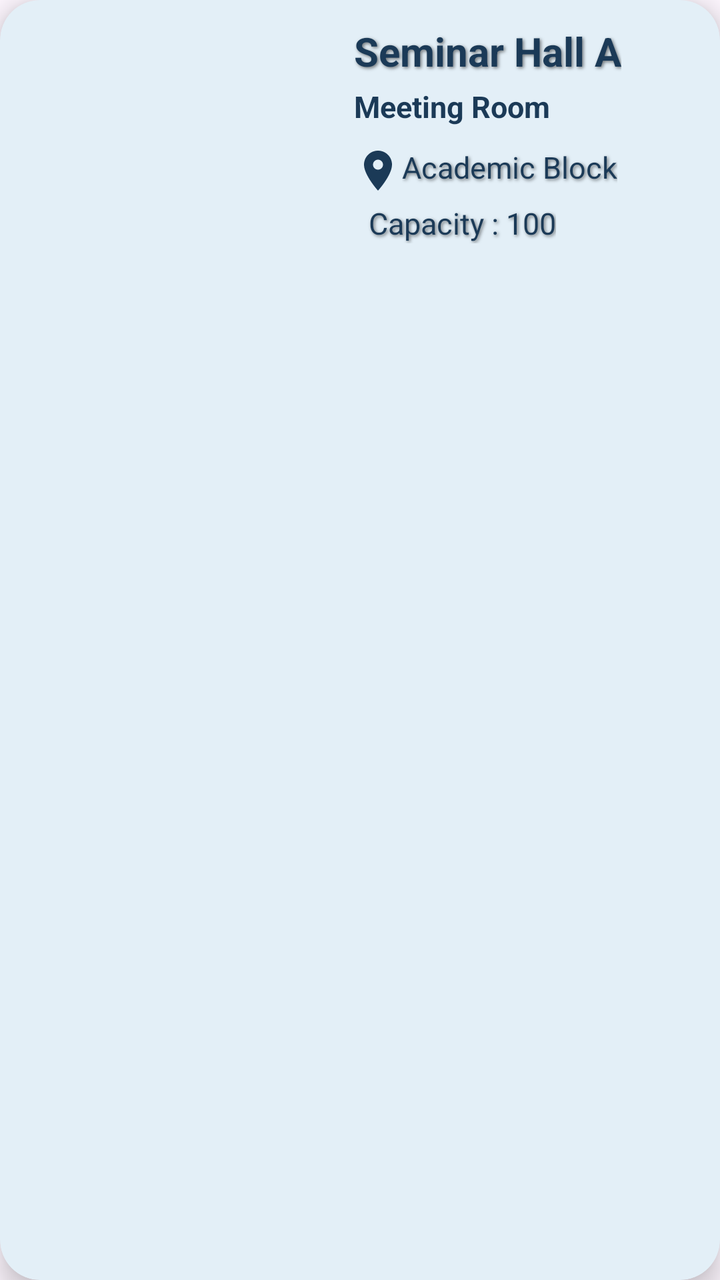
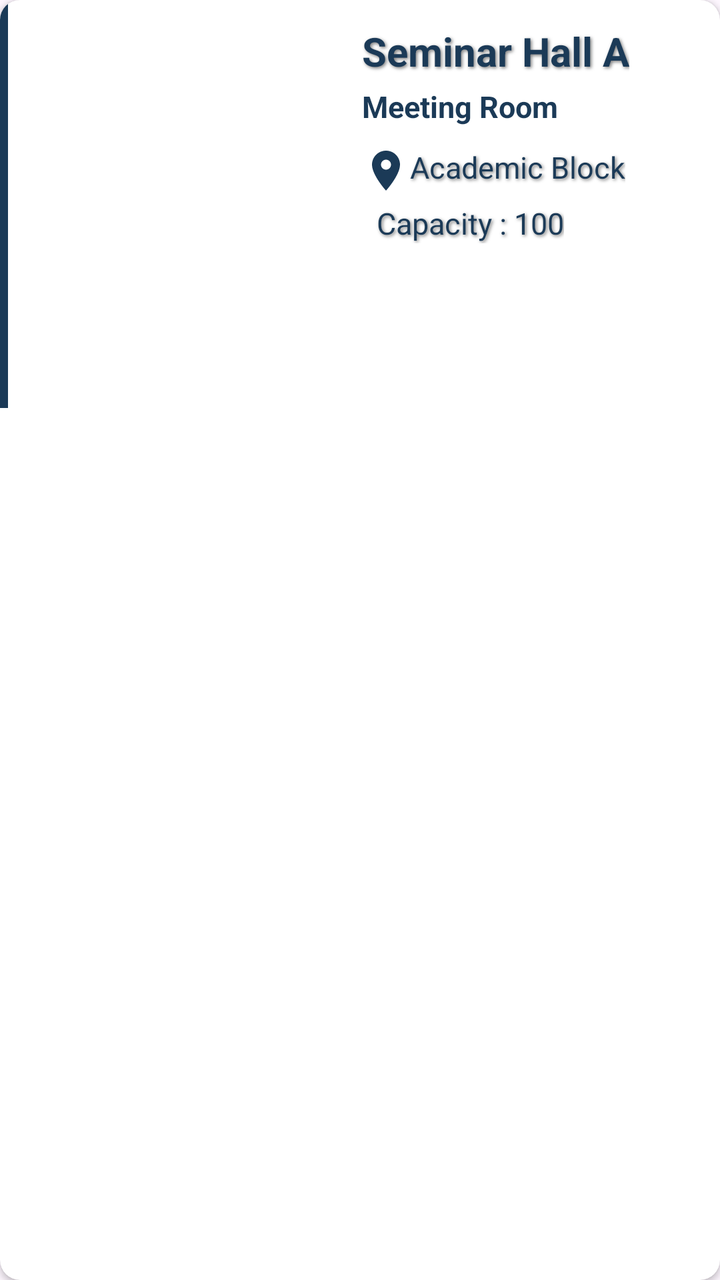

Compare the two renders of this Android layout. The source of the first and the diff that turns it into the second are given below.
<!-- AndroidManifest.xml: application theme Theme.SmartResourceAllocation -->
<!-- res/layout/item_resource.xml -->
<?xml version="1.0" encoding="utf-8"?>
<androidx.cardview.widget.CardView
    xmlns:android="http://schemas.android.com/apk/res/android"
    xmlns:app="http://schemas.android.com/apk/res-auto"
    android:id="@+id/cardResource"
    android:layout_width="match_parent"
    android:layout_height="wrap_content"
    android:layout_marginHorizontal="20dp"
    android:layout_marginVertical="10dp"
    android:clickable="true"
    android:focusable="true"
    android:backgroundTint="#E3EFF7"
    app:cardCornerRadius="20dp"
    app:cardElevation="8dp">

    <LinearLayout
        android:layout_width="match_parent"
        android:layout_height="wrap_content"
        android:orientation="horizontal"
        android:padding="12dp">

        <ImageView
            android:id="@+id/imgResource"
            android:layout_width="150dp"
            android:layout_height="180dp"
            android:scaleType="centerInside" />

        <LinearLayout
            android:layout_width="0dp"
            android:layout_height="wrap_content"
            android:layout_weight="1"
            android:orientation="vertical"
            android:paddingStart="15dp">

            <TextView
                android:id="@+id/tvName"
                android:layout_width="wrap_content"
                android:layout_height="wrap_content"
                android:text="Seminar Hall A"
                android:maxLines="2"
                android:ellipsize="end"
                android:textSize="20sp"
                android:textStyle="bold"
                android:textColor="#1B3A57"
                android:shadowColor="#80000000"
                android:shadowDx="2"
                android:shadowDy="2"
                android:shadowRadius="4"/>

            <TextView
                android:id="@+id/tvCategory"
                android:layout_width="wrap_content"
                android:layout_height="wrap_content"
                android:text="Meeting Room"
                android:textColor="#1B3A57"
                android:textSize="15sp"
                android:textStyle="bold"
                android:layout_marginTop="4dp"/>

            <LinearLayout
                android:layout_width="wrap_content"
                android:layout_height="wrap_content"
                android:orientation="horizontal">

                <ImageView
                    android:layout_width="wrap_content"
                    android:layout_height="wrap_content"
                    android:src="@drawable/baseline_location_on_24"
                    android:layout_marginTop="10dp"/>

            <TextView
                android:id="@+id/tvLocation"
                android:layout_width="wrap_content"
                android:layout_height="wrap_content"
                android:text="Academic Block"
                android:maxLines="2"
                android:ellipsize="end"
                android:textSize="15sp"
                android:textColor="#1B3A57"
                android:shadowColor="#80000000"
                android:shadowDx="2"
                android:shadowDy="2"
                android:shadowRadius="4"
                android:layout_marginTop="10dp"/>
            </LinearLayout>

            <LinearLayout
                android:layout_width="wrap_content"
                android:layout_height="wrap_content"
                android:orientation="horizontal">

                <ImageView
                    android:id="@+id/imgCapacityType"
                    android:layout_width="wrap_content"
                    android:layout_height="wrap_content"
                    android:layout_marginTop="5dp"/>

                <TextView
                    android:id="@+id/tvResourceInfo"
                    android:layout_width="wrap_content"
                    android:layout_height="wrap_content"
                    android:text="  Capacity : 100"
                    android:maxLines="2"
                    android:ellipsize="end"
                    android:textSize="15sp"
                    android:textColor="#1B3A57"
                    android:shadowColor="#80000000"
                    android:shadowDx="2"
                    android:shadowDy="2"
                    android:shadowRadius="4"
                    android:layout_marginTop="4dp"/>


            </LinearLayout>



        </LinearLayout>

    </LinearLayout>

</androidx.cardview.widget.CardView>
<!-- resources referenced by this layout -->
<resources>
  <!-- drawable baseline_location_on_24 (drawable) -->
  <vector xmlns:android="http://schemas.android.com/apk/res/android" android:height="24dp" android:tint="#1B3A57" android:viewportHeight="24" android:viewportWidth="24" android:width="24dp">
        
      <path android:fillColor="@android:color/white" android:pathData="M12,2C8.13,2 5,5.13 5,9c0,5.25 7,13 7,13s7,-7.75 7,-13c0,-3.87 -3.13,-7 -7,-7zM12,11.5c-1.38,0 -2.5,-1.12 -2.5,-2.5s1.12,-2.5 2.5,-2.5 2.5,1.12 2.5,2.5 -1.12,2.5 -2.5,2.5z"/>
      
  </vector>
  <style name="Theme.SmartResourceAllocation" parent="Base.Theme.SmartResourceAllocation" />
  <style name="Base.Theme.SmartResourceAllocation" parent="Theme.Material3.DayNight.NoActionBar">
          
          
      </style>
</resources>

<!-- the commit's change to res/layout/item_resource.xml (unified diff, before → after) -->
@@ -9,9 +9,18 @@
     android:layout_marginVertical="10dp"
     android:clickable="true"
     android:focusable="true"
-    android:backgroundTint="#E3EFF7"
-    app:cardCornerRadius="20dp"
-    app:cardElevation="8dp">
+    android:backgroundTint="#FFFFFF"
+    app:cardCornerRadius="10dp">
+
+    <LinearLayout
+        android:layout_width="match_parent"
+        android:layout_height="wrap_content"
+        android:orientation="horizontal">
+
+    <View
+        android:layout_width="4dp"
+        android:layout_height="match_parent"
+        android:background="#1B3A57"/>
 
     <LinearLayout
         android:layout_width="match_parent"
@@ -68,20 +77,20 @@
                     android:src="@drawable/baseline_location_on_24"
                     android:layout_marginTop="10dp"/>
 
-            <TextView
-                android:id="@+id/tvLocation"
-                android:layout_width="wrap_content"
-                android:layout_height="wrap_content"
-                android:text="Academic Block"
-                android:maxLines="2"
-                android:ellipsize="end"
-                android:textSize="15sp"
-                android:textColor="#1B3A57"
-                android:shadowColor="#80000000"
-                android:shadowDx="2"
-                android:shadowDy="2"
-                android:shadowRadius="4"
-                android:layout_marginTop="10dp"/>
+                <TextView
+                    android:id="@+id/tvLocation"
+                    android:layout_width="wrap_content"
+                    android:layout_height="wrap_content"
+                    android:text="Academic Block"
+                    android:maxLines="2"
+                    android:ellipsize="end"
+                    android:textSize="15sp"
+                    android:textColor="#1B3A57"
+                    android:shadowColor="#80000000"
+                    android:shadowDx="2"
+                    android:shadowDy="2"
+                    android:shadowRadius="4"
+                    android:layout_marginTop="10dp"/>
             </LinearLayout>
 
             <LinearLayout
@@ -113,10 +122,14 @@
 
             </LinearLayout>
 
+        </LinearLayout>
+
 
 
         </LinearLayout>
 
+
+
     </LinearLayout>
 
 </androidx.cardview.widget.CardView>
